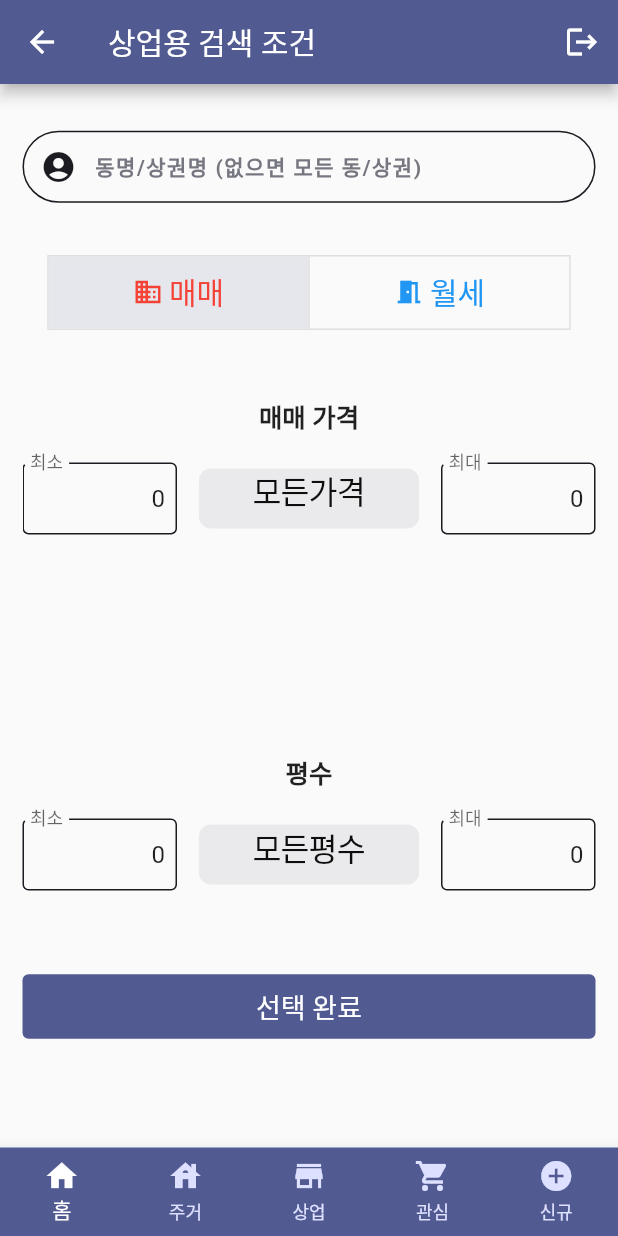
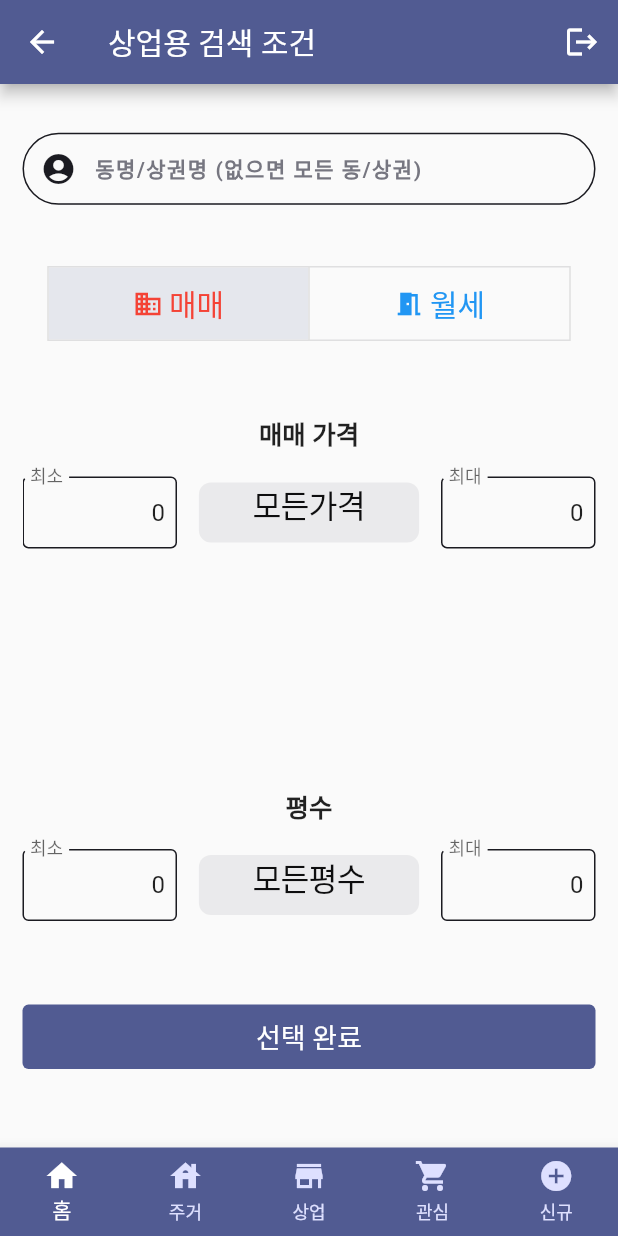
Before and after one commit to landware-inc/landware-inc.github.io, a Flutter app: the CommercialScreen screen opened directly, on a phone screen of 412 x 824 dp. Run offline on Flutter 3.47's test engine with Material 2 defaults, Android fonts, the phone set to English and light mode, and no system bars; our stand-ins replace currency_text_input_formatter, dio, dotted_border, firebase_auth, firebase_core, geolocator and 5 more; missing offline and left inert: dart:ffi, kakao_flutter_sdk_user, remedi_kopo; accounts and stored records are empty; network calls fail.

Commit message:
230509office

```diff
--- a/lib/screens/assetdetailview.dart
+++ b/lib/screens/assetdetailview.dart
@@ -612,8 +612,8 @@ class _AssetDetailViewScreenState extends State<AssetDetailViewScreen> {
                                   dio.options.maxRedirects.isFinite;
                                   //
                                   try {
-                                    final res = await dio.post('$appServerURL/upload', data: _formData);
-
+                                    final res = await dio.post('$appServerURL/upload', data: _formData).then(
+                                        (res) async {
                                           if (res.data.length > 0) {
                                             for(int i = 0; i < res.data.length; i++) {
                                               Dio dio2 = Dio();
@@ -628,6 +628,8 @@ class _AssetDetailViewScreenState extends State<AssetDetailViewScreen> {
                                               dio2.close();
                                             }
                                           }
+                                        }
+                                    );
                                   } catch (e) {
                                     print(e);
                                   }
--- a/lib/screens/commercialscreen.dart
+++ b/lib/screens/commercialscreen.dart
@@ -79,14 +79,14 @@ class _CommercialScreenState extends State<CommercialScreen> {
 
       body: SingleChildScrollView(
         child: Container(
-          height: MediaQuery.of(context).size.height * 0.78,
+          height: MediaQuery.of(context).size.height * 0.81,
           width: MediaQuery.of(context).size.width,
           margin: EdgeInsets.symmetric(horizontal: 15),
           child: Column(
             mainAxisAlignment: MainAxisAlignment.spaceAround,
             crossAxisAlignment: CrossAxisAlignment.stretch,
             children: [
-              SizedBox(height: 20,),
+              SizedBox(height: 8,),
               TextFormField(
                 key: ValueKey(1),
                 validator: (value) {
@@ -126,7 +126,7 @@ class _CommercialScreenState extends State<CommercialScreen> {
                 ),
               ),
 
-              SizedBox(height: 20,),
+              SizedBox(height: 8,),
 
               Column(
                 children: [
@@ -141,7 +141,7 @@ class _CommercialScreenState extends State<CommercialScreen> {
                   ),
                 ],
               ),
-              SizedBox(height: 20,),
+              SizedBox(height: 8,),
 
               Container(
                 width: MediaQuery.of(context).size.width,
@@ -164,7 +164,7 @@ class _CommercialScreenState extends State<CommercialScreen> {
                     children: [
                       Column(
                           children: [
-                            SizedBox(height: 10,),
+                            SizedBox(height: 8,),
                             Text(
                               '매매 가격',
                               style: TextStyle(
@@ -172,7 +172,7 @@ class _CommercialScreenState extends State<CommercialScreen> {
                                 fontWeight: FontWeight.bold,
                               ),
                             ),
-                            SizedBox(height: 10),
+                            SizedBox(height: 8),
                             Row(
                               mainAxisAlignment: MainAxisAlignment.spaceBetween,
                               crossAxisAlignment: CrossAxisAlignment.center,
@@ -290,7 +290,7 @@ class _CommercialScreenState extends State<CommercialScreen> {
                         children: [
                           Column(
                             children: [
-                              SizedBox(height: 10,),
+                              SizedBox(height: 8,),
                               Text(
                                 '보증금',
                                 style: TextStyle(
@@ -298,7 +298,7 @@ class _CommercialScreenState extends State<CommercialScreen> {
                                   fontWeight: FontWeight.bold,
                                 ),
                               ),
-                              SizedBox(height: 10),
+                              SizedBox(height: 8),
                               Row(
                                 mainAxisAlignment: MainAxisAlignment.spaceBetween,
                                 crossAxisAlignment: CrossAxisAlignment.center,
@@ -412,7 +412,7 @@ class _CommercialScreenState extends State<CommercialScreen> {
                               ),
                             ],
                           ),
-                          SizedBox(height: 20,),
+                          SizedBox(height: 8,),
                           Text(
                             '월세',
                             style: TextStyle(
@@ -420,7 +420,7 @@ class _CommercialScreenState extends State<CommercialScreen> {
                               fontWeight: FontWeight.bold,
                             ),
                           ),
-                          SizedBox(height: 10),
+                          SizedBox(height: 8),
                           Row(
                             mainAxisAlignment: MainAxisAlignment.spaceBetween,
                             crossAxisAlignment: CrossAxisAlignment.center,
@@ -544,7 +544,7 @@ class _CommercialScreenState extends State<CommercialScreen> {
                         fontWeight: FontWeight.bold,
                       ),
                     ),
-                    SizedBox(height: 10,),
+                    SizedBox(height: 8,),
                     Row(
                       mainAxisAlignment: MainAxisAlignment.spaceBetween,
                       crossAxisAlignment: CrossAxisAlignment.center,
@@ -660,7 +660,7 @@ class _CommercialScreenState extends State<CommercialScreen> {
                 ),
               ),
 
-              SizedBox(height: 30,),
+              SizedBox(height: 12,),
               TextButton(
                 style: TextButton.styleFrom(
                   primary: Colors.white,
--- a/lib/screens/registrationscreen.dart
+++ b/lib/screens/registrationscreen.dart
@@ -38,7 +38,7 @@ class _RegistrationScreenState extends State<RegistrationScreen> {
   double lng = 0;
   int _selectedPage = 0;
 
-  int canvasHeight = 350;
+  int canvasHeight = 380;
   final _AddressController = TextEditingController();
   final _AddressDetailController = TextEditingController();
   final _CallNameController = TextEditingController();
--- a/pubspec.yaml
+++ b/pubspec.yaml
@@ -17,6 +17,8 @@ dependencies:
   get: ^4.6.5
   json_annotation: ^4.8.0
   google_maps_flutter: ^2.2.5
+  geolocator: ^9.0.2
+
   geocode: ^1.0.2
   currency_text_input_formatter: ^2.1.9
   sqflite: ^2.2.7
```
Also changed, not shown: lib/common/commondata.dart (+8 -0 lines), lib/screens/commdetailview.dart (+87 -3 lines), pubspec.lock, 4 other files. Lines whose indentation alone changed are shown as unchanged.
